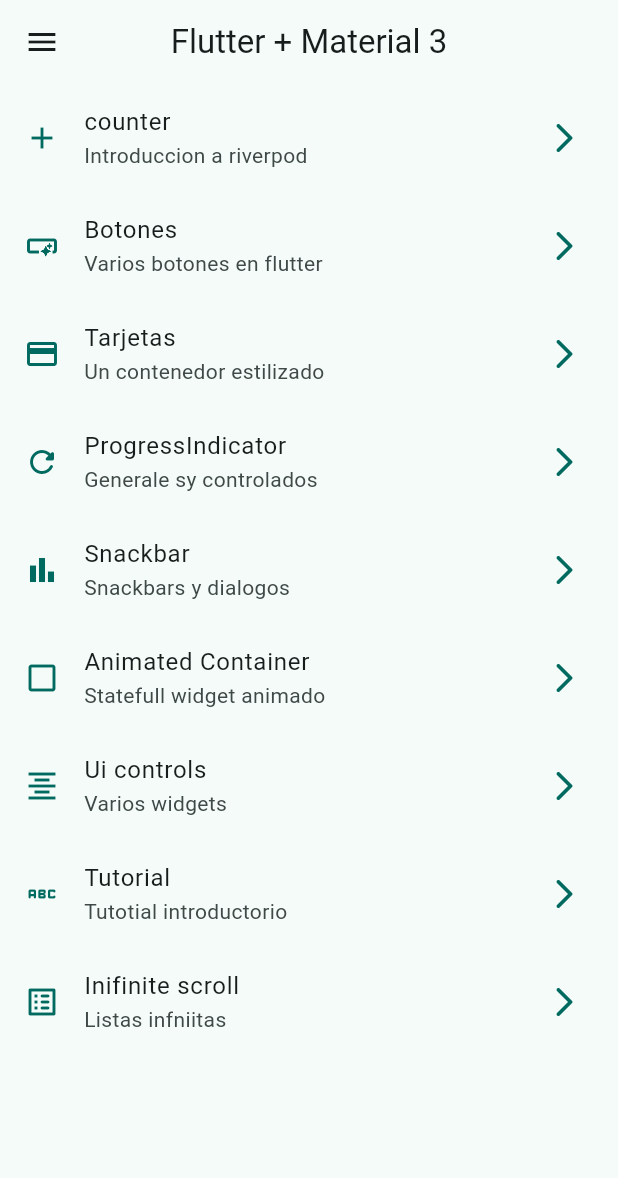
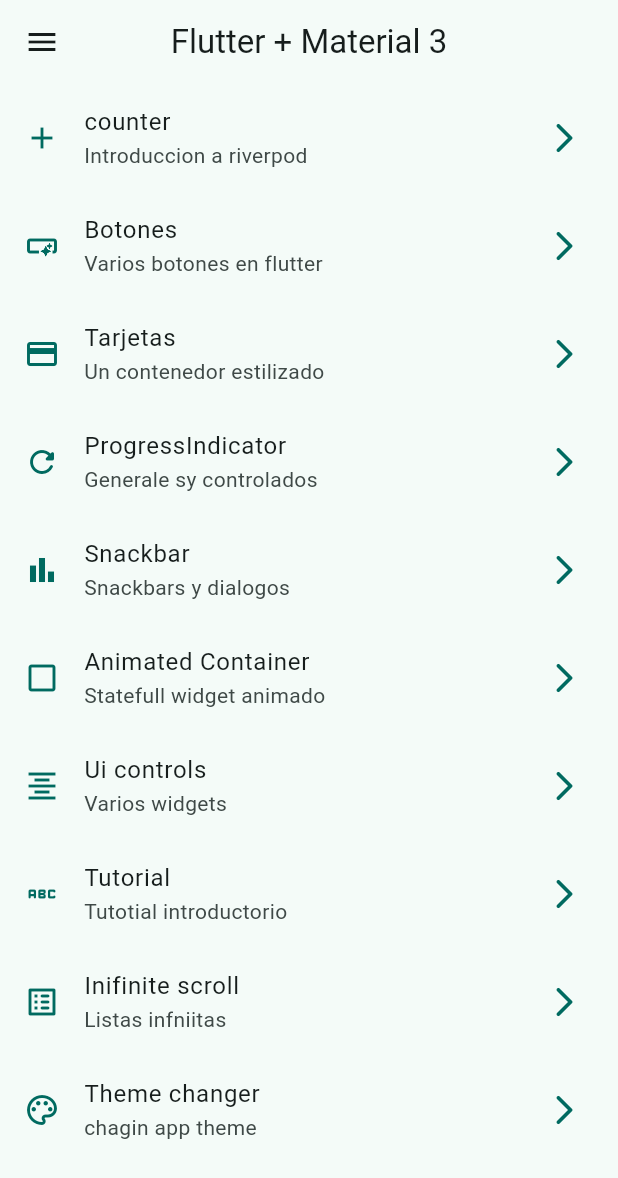
Before and after one commit to jhaineymilevis/flutter-widgets-app, a Flutter app: the screen it shows after launch, on a phone screen of 412 x 824 dp. Shown: the top 1178 px of the screen. Run offline on Flutter 3.47's test engine with Material 3 defaults, Android fonts, the phone set to English and light mode, and no system bars; our stand-ins replace animate_do, flutter_riverpod, go_router.

Commit message:
creating theme changer screen

```diff
--- a/lib/config/menu/menu_item.dart
+++ b/lib/config/menu/menu_item.dart
@@ -59,4 +59,9 @@ const appMenuItems = <MenuItem>[
       subTitle: 'Listas infniitas',
       link: '/scroll',
       icon: Icons.list_alt_rounded),
+  MenuItem(
+      title: 'Theme changer',
+      subTitle: 'chagin app theme',
+      link: '/theme-changer',
+      icon: Icons.color_lens_outlined),
 ];
--- a/lib/config/routes/app_route.dart
+++ b/lib/config/routes/app_route.dart
@@ -3,6 +3,7 @@ import 'package:flutter_application_1/presentation/screens/progress_screen.dart'
 import 'package:go_router/go_router.dart';
 
 import '../../presentation/screens/screens.dart';
+import '../../presentation/screens/theme_changer_screen.dart';
 
 final appRouter = GoRouter(initialLocation: '/', routes: [
   GoRoute(
@@ -45,5 +46,10 @@ final appRouter = GoRouter(initialLocation: '/', routes: [
   GoRoute(
       path: '/counter',
       name: CounterScreen.name,
-      builder: (context, state) => const CounterScreen())
+      builder: (context, state) => const CounterScreen()),
+  GoRoute(
+    path: '/theme-changer',
+    name: ThemeChangerScreen.name,
+    builder: (context, state) => const ThemeChangerScreen(),
+  )
 ]);
--- a/lib/presentation/providers/theme_provider.dart
+++ b/lib/presentation/providers/theme_provider.dart
@@ -1,5 +1,11 @@
+import 'package:flutter_application_1/config/app_theme.dart';
 import 'package:flutter_riverpod/flutter_riverpod.dart';
 
 final isDarkModeProvider = StateProvider<bool>(
   (ref) => false,
 );
+
+//state inmutable
+final colorListProvider = Provider(
+  (ref) => colorList,
+);
--- a/lib/presentation/screens/screens.dart
+++ b/lib/presentation/screens/screens.dart
@@ -1,6 +1,7 @@
 //Export all screens
 
 import 'package:flutter_application_1/presentation/screens/counter_scree.dart';
+import 'package:flutter_application_1/presentation/screens/theme_changer_screen.dart';
 
 export 'package:flutter_application_1/presentation/screens/home_screen.dart';
 export 'package:flutter_application_1/presentation/screens/cards_screen.dart';
```
Also changed, not shown: lib/presentation/screens/theme_changer_screen.dart (added, +62 -0 lines).
